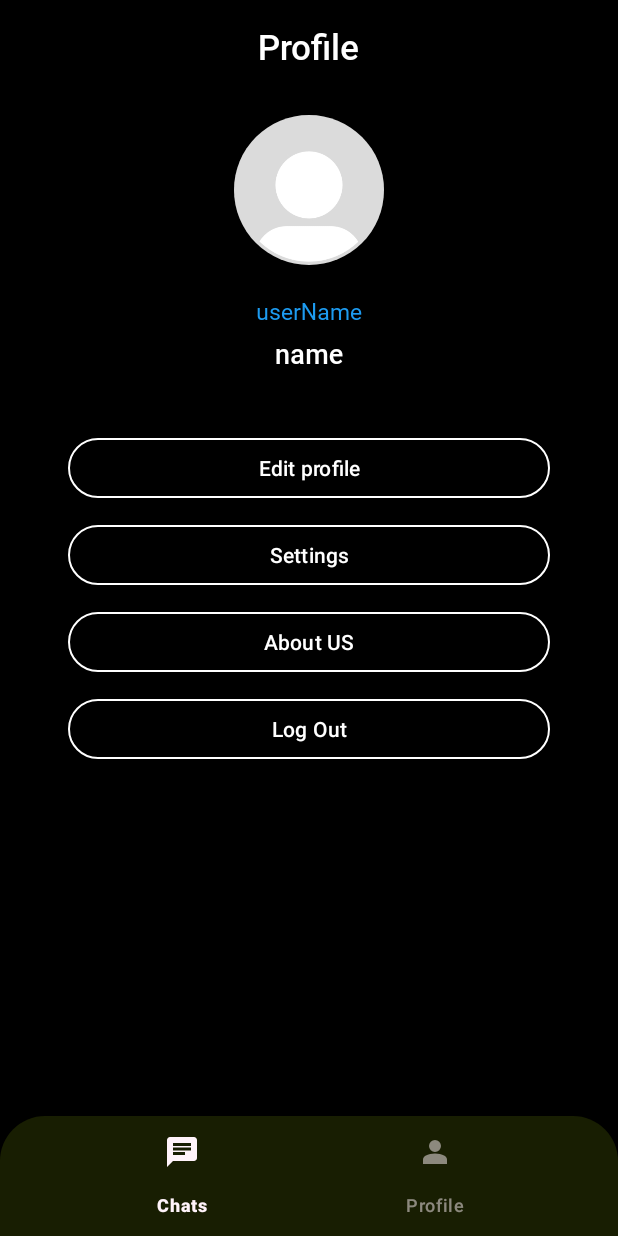
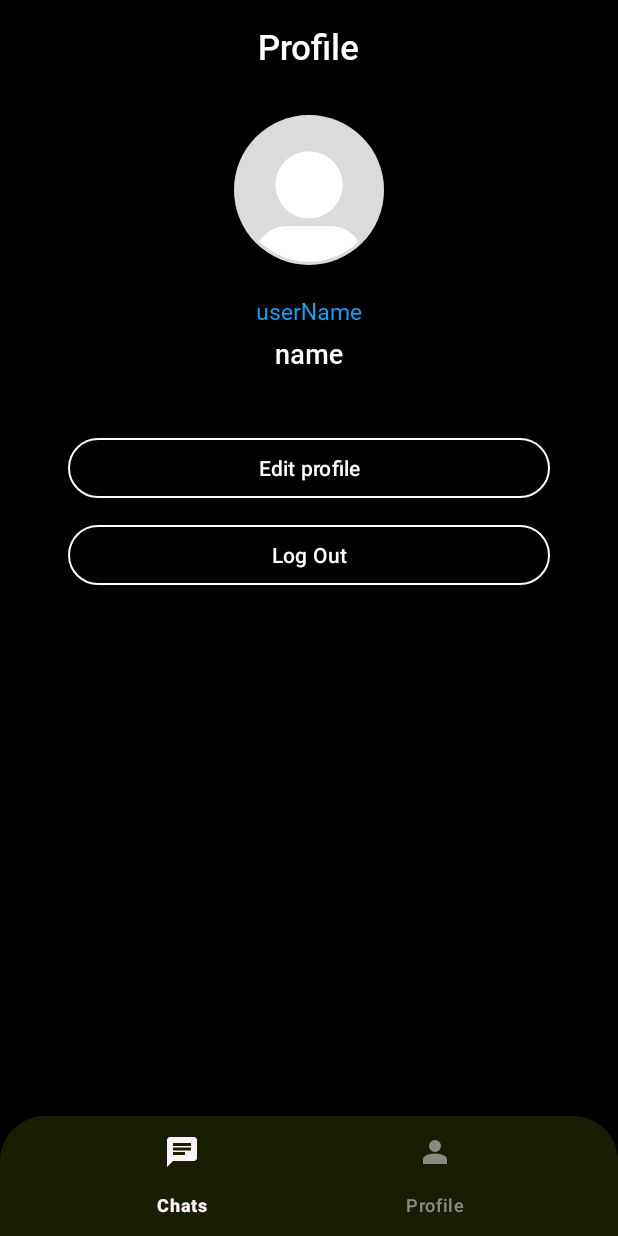
Before and after one commit to amishsxt/ChatX, an Android app: the fragment ProfileFragment placed in its activity, on a phone screen of 412 x 824 dp. Run offline under Robolectric (Android 15) with nearby library versions, the phone set to English and light mode, and no system bars; our stand-ins replace CircleImageView, Firebase (no records; nobody signed in at launch, a user with empty details on screens opened directly), Picasso, sdp/ssp sizes; pictures from the network do not load; 1 statement that could not run was skipped.

Commit message:
first commit

```diff
--- a/app/src/main/java/com/example/chatx/View/Auth/LogInActivity.java
+++ b/app/src/main/java/com/example/chatx/View/Auth/LogInActivity.java
@@ -75,7 +75,7 @@ public class LogInActivity extends AppCompatActivity {
 
             @Override
             public void onFailure(String ex) {
-                Toast.makeText(LogInActivity.this, "Login failed!", Toast.LENGTH_SHORT).show();
+                Toast.makeText(LogInActivity.this, ex, Toast.LENGTH_SHORT).show();
                 hideProgressBar();
             }
         });
@@ -94,7 +94,7 @@ public class LogInActivity extends AppCompatActivity {
 
     private void writeLoginStatus(boolean bool){
         // Get the SharedPreferences instance
-        SharedPreferences sharedPreferences = getSharedPreferences("AuthPrefs", Context.MODE_PRIVATE);
+        SharedPreferences sharedPreferences = getSharedPreferences("ChatXAuthPrefs", Context.MODE_PRIVATE);
 
         // Write the login status
         SharedPreferences.Editor editor = sharedPreferences.edit();
--- a/app/src/main/java/com/example/chatx/View/Main/Profile/ProfileFragment.java
+++ b/app/src/main/java/com/example/chatx/View/Main/Profile/ProfileFragment.java
@@ -117,7 +117,7 @@ public class ProfileFragment extends Fragment {
 
     private void writeLoginStatus(boolean bool){
         // Get the SharedPreferences instance
-        SharedPreferences sharedPreferences = getContext().getSharedPreferences("AuthPrefs", Context.MODE_PRIVATE);
+        SharedPreferences sharedPreferences = getContext().getSharedPreferences("ChatXAuthPrefs", Context.MODE_PRIVATE);
 
         // Write the login status
         SharedPreferences.Editor editor = sharedPreferences.edit();
@@ -152,13 +152,14 @@ public class ProfileFragment extends Fragment {
                     public void onComplete(@NonNull Task<Void> task) {
                         if (task.isSuccessful()){
                             Log.d("deleteFCMToken", "Token deleted");
-                            logoutUser();
                         }
                         else{
                             Log.d("deleteFCMToken", "Token deletion failed");
                         }
                     }
                 });
+
+        logoutUser();
     }
 
     private void setPicture(ImageView imageView, Uri imageUri){
--- a/app/src/main/java/com/example/chatx/View/SplashScreen/SplashActivity.java
+++ b/app/src/main/java/com/example/chatx/View/SplashScreen/SplashActivity.java
@@ -91,7 +91,7 @@ public class SplashActivity extends AppCompatActivity {
     private void checkLoginStatus(){
 
         // Get the SharedPreferences instance
-        SharedPreferences sharedPreferences = getSharedPreferences("AuthPrefs", Context.MODE_PRIVATE);
+        SharedPreferences sharedPreferences = getSharedPreferences("ChatXAuthPrefs", Context.MODE_PRIVATE);
 
         // Retrieve the login status
         boolean isLoggedIn = sharedPreferences.getBoolean("isLoggedIn", false);
--- a/app/src/main/res/layout/activity_search_user.xml
+++ b/app/src/main/res/layout/activity_search_user.xml
@@ -58,7 +58,7 @@
                 android:id="@+id/searchBarEditText"
                 android:layout_width="match_parent"
                 android:layout_height="wrap_content"
-                android:hint="Search User"
+                android:hint="Search username"
                 android:textColorHint="@color/grey"
                 android:inputType="text"
                 android:fontFamily="@font/f_medium"
--- a/app/src/main/res/layout/fragment_profile.xml
+++ b/app/src/main/res/layout/fragment_profile.xml
@@ -90,27 +90,27 @@
                 app:strokeColor="@color/white"
                 android:layout_marginTop="10dp"/>
 
-            <com.google.android.material.button.MaterialButton
-                android:id="@+id/settingsBtn"
-                android:layout_width="match_parent"
-                android:layout_height="wrap_content"
-                android:text="Settings"
-                android:textColor="@color/white"
-                android:backgroundTint="@color/black"
-                app:strokeWidth="1dp"
-                app:strokeColor="@color/white"
-                android:layout_marginTop="10dp"/>
+<!--            <com.google.android.material.button.MaterialButton-->
+<!--                android:id="@+id/settingsBtn"-->
+<!--                android:layout_width="match_parent"-->
+<!--                android:layout_height="wrap_content"-->
+<!--                android:text="Settings"-->
+<!--                android:textColor="@color/white"-->
+<!--                android:backgroundTint="@color/black"-->
+<!--                app:strokeWidth="1dp"-->
+<!--                app:strokeColor="@color/white"-->
+<!--                android:layout_marginTop="10dp"/>-->
 
-            <com.google.android.material.button.MaterialButton
-                android:id="@+id/aboutUsBtn"
-                android:layout_width="match_parent"
-                android:layout_height="wrap_content"
-                android:text="About US"
-                android:textColor="@color/white"
-                android:backgroundTint="@color/black"
-                app:strokeWidth="1dp"
-                app:strokeColor="@color/white"
-                android:layout_marginTop="10dp"/>
+<!--            <com.google.android.material.button.MaterialButton-->
+<!--                android:id="@+id/aboutUsBtn"-->
+<!--                android:layout_width="match_parent"-->
+<!--                android:layout_height="wrap_content"-->
+<!--                android:text="About US"-->
+<!--                android:textColor="@color/white"-->
+<!--                android:backgroundTint="@color/black"-->
+<!--                app:strokeWidth="1dp"-->
+<!--                app:strokeColor="@color/white"-->
+<!--                android:layout_marginTop="10dp"/>-->
 
             <com.google.android.material.button.MaterialButton
                 android:id="@+id/logOutBtn"
```
Also changed, not shown: app/src/main/java/com/example/chatx/Model/Repository/AuthRepo.java (+12 -1 lines).
